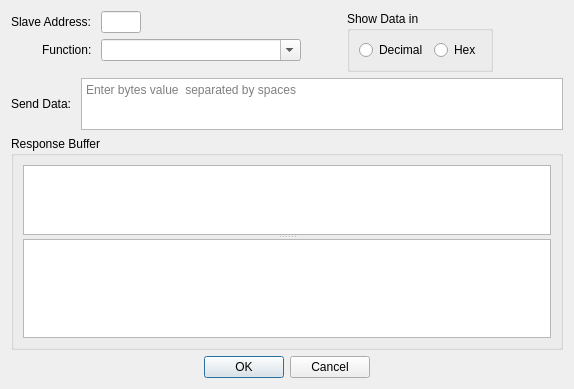
The window that omodscan/dialogs/dialogusermsg.ui (sanny32/OpenModScan) describes before a commit, drawn with Qt 5.
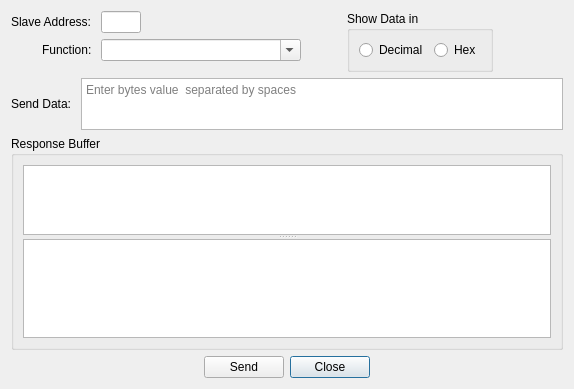
The same window after the commit. Custom widgets are drawn as their Qt base class.

The edit to the form file:
```diff
--- a/omodscan/dialogs/dialogusermsg.ui
+++ b/omodscan/dialogs/dialogusermsg.ui
@@ -222,17 +222,60 @@
     </widget>
    </item>
    <item>
+    <layout class="QHBoxLayout" name="horizontalLayout_2">
+     <item>
+      <spacer name="horizontalSpacer_3">
+       <property name="orientation">
+        <enum>Qt::Horizontal</enum>
+       </property>
+       <property name="sizeHint" stdset="0">
+        <size>
+         <width>40</width>
+         <height>20</height>
+        </size>
+       </property>
+      </spacer>
+     </item>
+     <item>
+      <widget class="QPushButton" name="pushButtonSend">
+       <property name="text">
+        <string>Send</string>
+       </property>
+       <property name="autoDefault">
+        <bool>false</bool>
+       </property>
+      </widget>
+     </item>
+     <item>
     <widget class="QDialogButtonBox" name="buttonBox">
+       <property name="sizePolicy">
+        <sizepolicy hsizetype="Fixed" vsizetype="Fixed">
+         <horstretch>0</horstretch>
+         <verstretch>0</verstretch>
+        </sizepolicy>
+       </property>
      <property name="orientation">
       <enum>Qt::Horizontal</enum>
      </property>
      <property name="standardButtons">
-      <set>QDialogButtonBox::Cancel|QDialogButtonBox::Ok</set>
-     </property>
-     <property name="centerButtons">
-      <bool>true</bool>
-     </property>
-    </widget>
+        <set>QDialogButtonBox::Close</set>
+       </property>
+      </widget>
+     </item>
+     <item>
+      <spacer name="horizontalSpacer_4">
+       <property name="orientation">
+        <enum>Qt::Horizontal</enum>
+       </property>
+       <property name="sizeHint" stdset="0">
+        <size>
+         <width>40</width>
+         <height>20</height>
+        </size>
+       </property>
+      </spacer>
+     </item>
+    </layout>
    </item>
   </layout>
  </widget>
```
Lines whose indentation alone changed are shown as unchanged.
